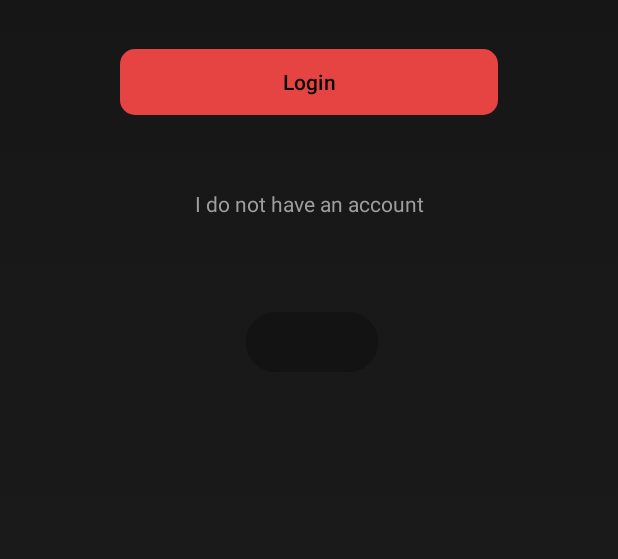
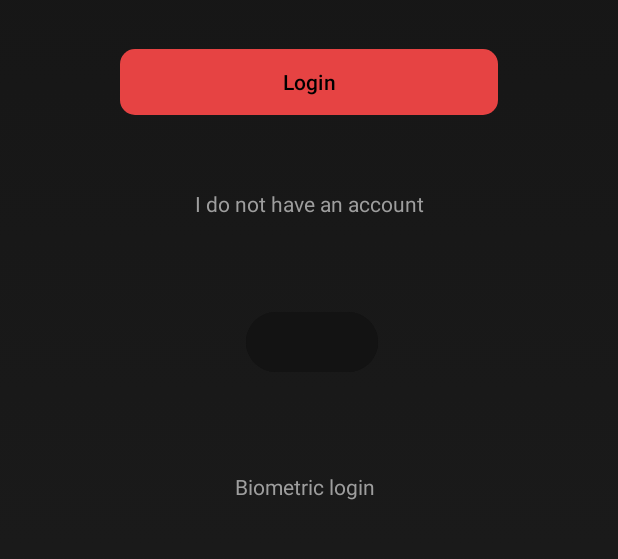
Before and after one commit to mavismmg/password_manager_app, an Android app: the screen it shows after launch (LoginActivity), on a phone screen of 412 x 824 dp, the part 534-1093 px from its top. Run offline under Robolectric (Android 15) with nearby library versions, the phone set to English and light mode, and no system bars; our stand-ins replace Firebase (no records; nobody signed in at launch, a user with empty details on screens opened directly); libraries missing offline, so code that uses them is left out: com.facebook, com.facebook.login; plain views replace LoginButton.

Commit message:
biometric implementation

```diff
--- a/app/build.gradle
+++ b/app/build.gradle
@@ -51,4 +51,8 @@ dependencies {
 
     // Facebook dependencies
     implementation 'com.facebook.android:facebook-login:latest.release'
+
+    // Biometric dependencies
+    //implementation "androidx.biometric:biometric-ktx:1.2.0-alpha04"
+    implementation "androidx.biometric:biometric:1.1.0"
 }
--- a/app/src/main/res/layout/activity_login.xml
+++ b/app/src/main/res/layout/activity_login.xml
@@ -93,6 +93,19 @@
         app:layout_constraintTop_toBottomOf="@+id/dont_have_account_login"
         app:layout_constraintVertical_bias="0.217" />
 
+    <TextView
+        android:id="@+id/biometric_login"
+        android:layout_width="103dp"
+        android:layout_height="20dp"
+        android:text="@string/biometric_login"
+        android:textColor="#9E9E9E"
+        app:layout_constraintBottom_toBottomOf="parent"
+        app:layout_constraintEnd_toEndOf="@+id/facebook_login"
+        app:layout_constraintHorizontal_bias="0.505"
+        app:layout_constraintStart_toStartOf="@+id/facebook_login"
+        app:layout_constraintTop_toBottomOf="@+id/facebook_login"
+        app:layout_constraintVertical_bias="0.321" />
+
     <!--    <com.google.android.gms.common.SignInButton-->
 <!--        android:id="@+id/google_login"-->
 <!--        android:layout_width="wrap_content"-->
--- /dev/null
+++ b/app/src/main/res/values/ids.xml
@@ -0,0 +1,4 @@
+<?xml version="1.0" encoding="utf-8"?>
+<resources>
+    <item name="biometric_login" type="id">biometric_login</item>
+</resources>
--- a/app/src/main/res/values/strings.xml
+++ b/app/src/main/res/values/strings.xml
@@ -14,5 +14,6 @@
     <string name="facebook_app_id">480392250254981</string>
     <string name="fb_login_protocol_scheme">fb480392250254981</string>
     <string name="facebook_client_token">56789</string>
-<!--    <string name="default_web_client_id">defaultWebClient</string>-->
+    <string name="biometric_login">Biometric login</string>
+    <!--    <string name="default_web_client_id">defaultWebClient</string>-->
 </resources>
```
Also changed, not shown: app/src/main/java/com/example/chatapp/LoginActivity.kt (+44 -2 lines).
